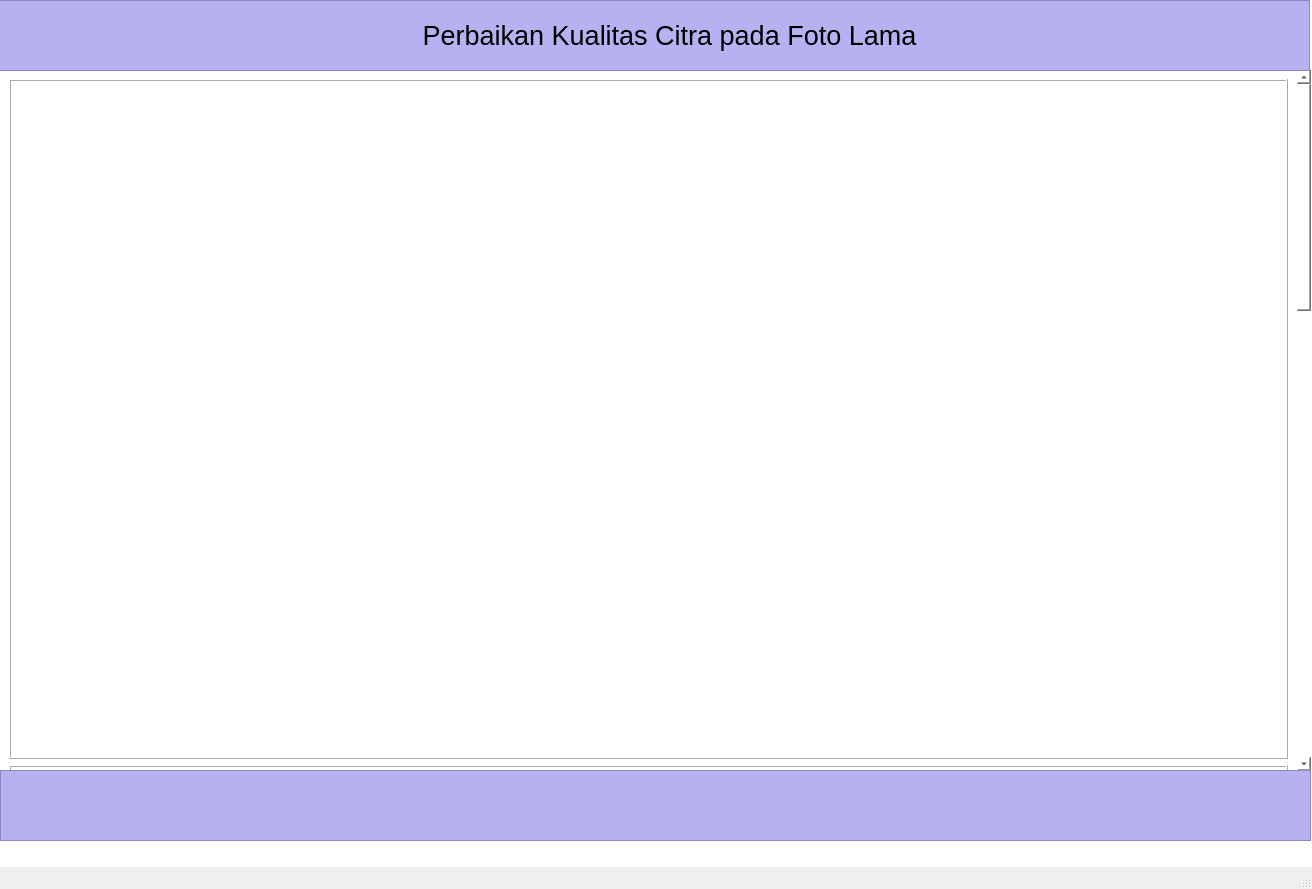
Before: the Qt Designer form tubes.ui in fadliaf/Restorasi-Foto, drawn with Qt 5.
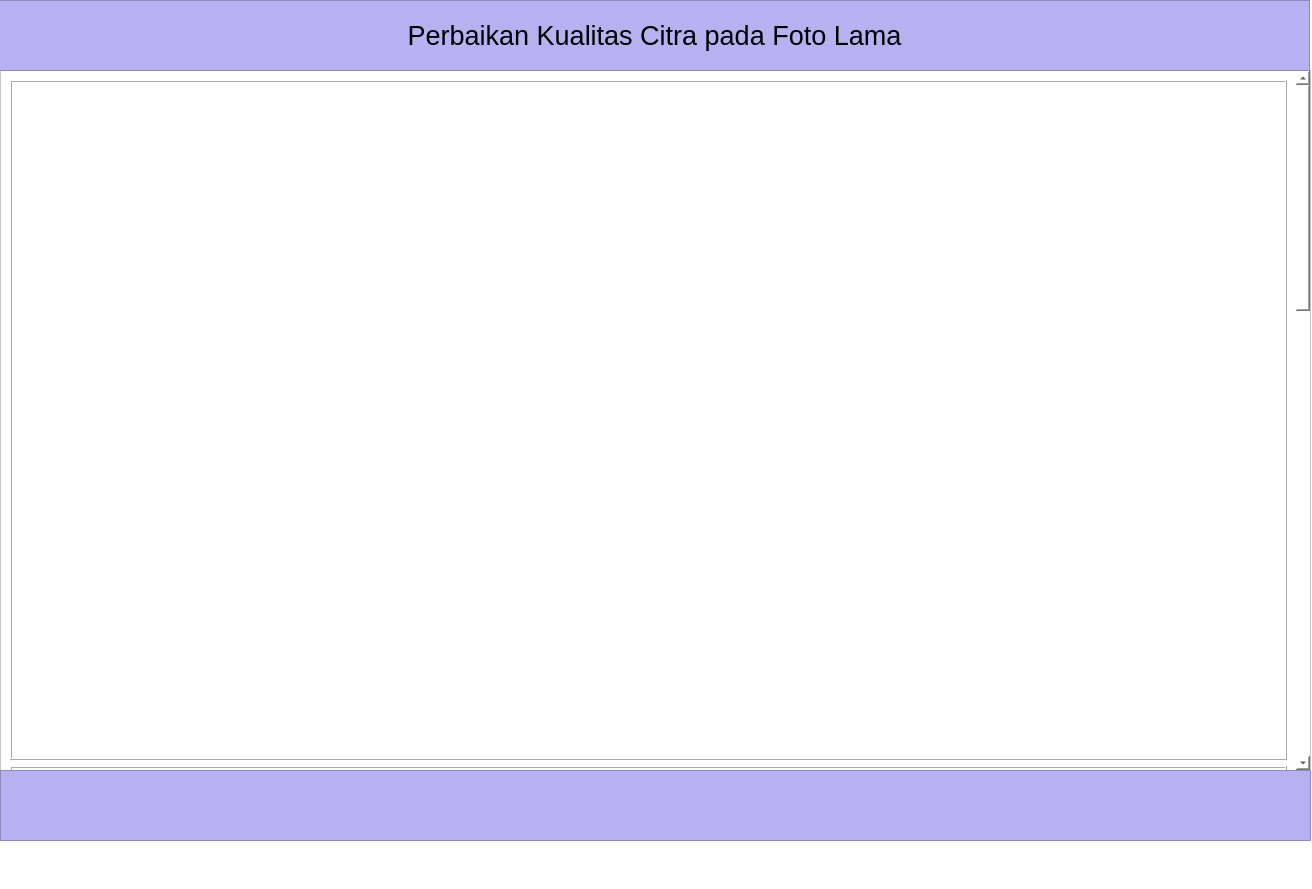
After: the same form once the commit is applied.

```diff
--- a/tubes.ui
+++ b/tubes.ui
@@ -14,11 +14,11 @@
    <string>MainWindow</string>
   </property>
   <property name="styleSheet">
-   <string notr="true"/>
+   <string notr="true">background-color: rgb(255, 255, 255);</string>
   </property>
   <widget class="QWidget" name="centralwidget">
    <property name="styleSheet">
-    <string notr="true">background-color: rgb(255, 255, 255);</string>
+    <string notr="true"/>
    </property>
    <widget class="QScrollArea" name="scrollArea">
     <property name="geometry">
@@ -36,13 +36,7 @@
     width: 20px;
     margin: 0px 0px 0px 0px;
 }
-
-QScrollArea{
-    border: none;
-    background: #ffffff;
-    width: 20px;
-    margin: 0px 0px 0px 0px;
-}</string>
+</string>
     </property>
     <property name="widgetResizable">
      <bool>true</bool>
@@ -51,8 +45,8 @@
      <property name="geometry">
       <rect>
        <x>0</x>
-       <y>-1002</y>
-       <width>1291</width>
+       <y>-843</y>
+       <width>1289</width>
        <height>2076</height>
       </rect>
      </property>
@@ -460,9 +454,9 @@
     <widget class="QLabel" name="label">
      <property name="geometry">
       <rect>
-       <x>370</x>
+       <x>280</x>
        <y>10</y>
-       <width>601</width>
+       <width>751</width>
        <height>51</height>
       </rect>
      </property>
```
Left out of the diff: 82 changed lines with no effect on the pictures.
